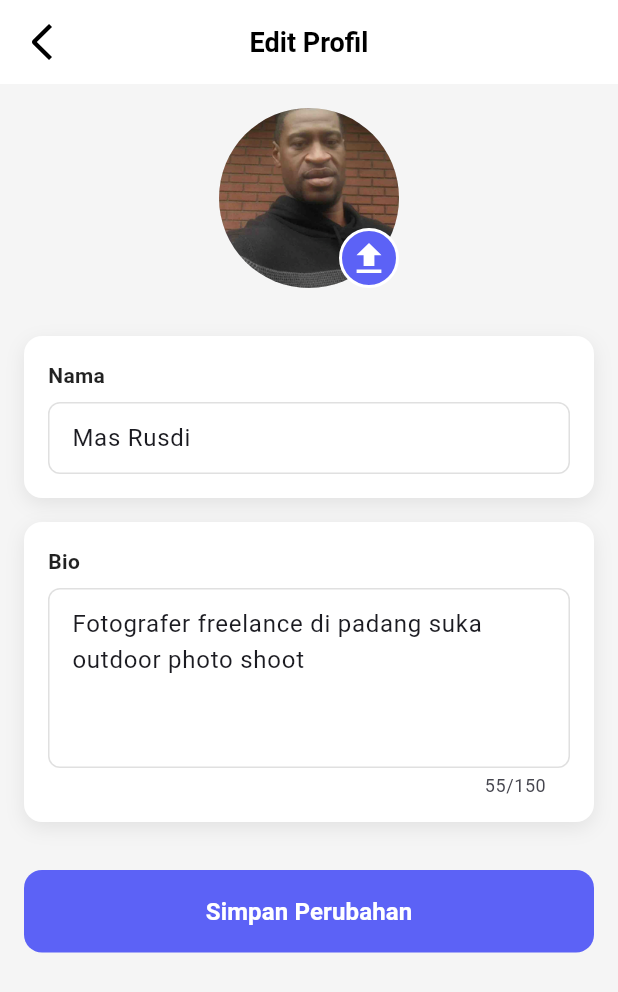
After one commit to NurulAldi/rentlens, a Flutter app: the PeminjamEditProfilePage screen opened directly, on a phone screen of 412 x 824 dp. The commit adds this screen. Shown: the top 992 px of the screen. Run offline on Flutter 3.47's test engine with Material 3 defaults, Android fonts, the phone set to English and light mode, and no system bars; our stand-ins replace dotted_border, flutter_svg, image_picker; project files that could hold a hidden picture were left out.

Commit message:
add edit profile on peminjam side

```diff
--- a/lib/main.dart
+++ b/lib/main.dart
@@ -11,6 +11,7 @@ import 'pemilik/dashboard_page.dart';
 import 'pemilik/pemilik_profile_page.dart';
 import 'providers/product_provider.dart';
 import 'providers/profile_provider.dart';
+import 'providers/peminjam_profile_provider.dart';
 
 void main() {
   runApp(const MyApp());
@@ -27,6 +28,7 @@ class MyApp extends StatelessWidget {
           create: (_) => ProductProvider()..initializeDummyData(),
         ),
         ChangeNotifierProvider(create: (_) => ProfileProvider()),
+        ChangeNotifierProvider(create: (_) => PeminjamProfileProvider()),
       ],
       child: MaterialApp(
         debugShowCheckedModeBanner: false,
--- /dev/null
+++ b/lib/peminjam/peminjam_edit_profile_page.dart
@@ -0,0 +1,325 @@
+import 'dart:io';
+import 'package:flutter/material.dart';
+import 'package:flutter_svg/flutter_svg.dart';
+import 'package:image_picker/image_picker.dart';
+import 'package:provider/provider.dart';
+import '../providers/peminjam_profile_provider.dart';
+
+class PeminjamEditProfilePage extends StatefulWidget {
+  const PeminjamEditProfilePage({super.key});
+
+  @override
+  State<PeminjamEditProfilePage> createState() =>
+      _PeminjamEditProfilePageState();
+}
+
+class _PeminjamEditProfilePageState extends State<PeminjamEditProfilePage> {
+  final TextEditingController _nameController = TextEditingController();
+  final TextEditingController _bioController = TextEditingController();
+  final ImagePicker _picker = ImagePicker();
+
+  String? _imageAsset = 'assets/images/profile_image.png';
+  File? _imageFile;
+
+  @override
+  void initState() {
+    super.initState();
+    // Set initial values from provider
+    final profileProvider = context.read<PeminjamProfileProvider>();
+    _nameController.text = profileProvider.name;
+    _bioController.text = profileProvider.bio;
+    _imageAsset = profileProvider.imageAsset;
+    if (profileProvider.imagePath != null) {
+      _imageFile = File(profileProvider.imagePath!);
+    }
+  }
+
+  @override
+  void dispose() {
+    _nameController.dispose();
+    _bioController.dispose();
+    super.dispose();
+  }
+
+  Future<void> _pickImage() async {
+    try {
+      final XFile? pickedFile = await _picker.pickImage(
+        source: ImageSource.gallery,
+        maxWidth: 512,
+        maxHeight: 512,
+        imageQuality: 85,
+      );
+
+      if (pickedFile != null) {
+        setState(() {
+          _imageFile = File(pickedFile.path);
+          _imageAsset = null;
+        });
+      }
+    } catch (e) {
+      if (mounted) {
+        ScaffoldMessenger.of(context).showSnackBar(
+          SnackBar(
+            content: Text('Gagal memilih gambar: $e'),
+            backgroundColor: Colors.red,
+          ),
+        );
+      }
+    }
+  }
+
+  void _saveProfile() {
+    // Validasi
+    if (_nameController.text.trim().isEmpty) {
+      ScaffoldMessenger.of(context).showSnackBar(
+        const SnackBar(
+          content: Text('Nama tidak boleh kosong'),
+          backgroundColor: Colors.red,
+        ),
+      );
+      return;
+    }
+
+    if (_bioController.text.trim().isEmpty) {
+      ScaffoldMessenger.of(context).showSnackBar(
+        const SnackBar(
+          content: Text('Bio tidak boleh kosong'),
+          backgroundColor: Colors.red,
+        ),
+      );
+      return;
+    }
+
+    // Save to provider
+    final profileProvider = context.read<PeminjamProfileProvider>();
+    profileProvider.updateProfile(
+      name: _nameController.text.trim(),
+      bio: _bioController.text.trim(),
+      imagePath: _imageFile?.path,
+      imageAsset: _imageAsset,
+    );
+
+    // Show success message
+    ScaffoldMessenger.of(context).showSnackBar(
+      const SnackBar(
+        content: Text('Profil berhasil diperbarui'),
+        backgroundColor: Colors.green,
+      ),
+    );
+
+    // Navigate back
+    Navigator.pop(context);
+  }
+
+  @override
+  Widget build(BuildContext context) {
+    return Scaffold(
+      backgroundColor: Colors.grey[100],
+      appBar: AppBar(
+        backgroundColor: Colors.white,
+        elevation: 0,
+        leading: IconButton(
+          onPressed: () => Navigator.pop(context),
+          icon: SvgPicture.asset(
+            'assets/images/back_button.svg',
+            width: 24,
+            height: 24,
+          ),
+        ),
+        title: const Text(
+          'Edit Profil',
+          style: TextStyle(
+            color: Colors.black,
+            fontWeight: FontWeight.w600,
+            fontSize: 18,
+          ),
+        ),
+        centerTitle: true,
+      ),
+      body: SingleChildScrollView(
+        padding: const EdgeInsets.all(16),
+        child: Column(
+          crossAxisAlignment: CrossAxisAlignment.stretch,
+          children: [
+            // Photo Section
+            Center(
+              child: Stack(
+                children: [
+                  CircleAvatar(
+                    radius: 60,
+                    backgroundColor: Colors.grey.shade300,
+                    backgroundImage: _imageFile != null
+                        ? FileImage(_imageFile!)
+                        : _imageAsset != null
+                        ? AssetImage(_imageAsset!) as ImageProvider
+                        : null,
+                    child: _imageFile == null && _imageAsset == null
+                        ? const Icon(Icons.person, size: 60, color: Colors.grey)
+                        : null,
+                  ),
+                  Positioned(
+                    bottom: 0,
+                    right: 0,
+                    child: GestureDetector(
+                      onTap: _pickImage,
+                      child: Container(
+                        padding: const EdgeInsets.all(8),
+                        decoration: BoxDecoration(
+                          color: const Color(0xFF5C62F6),
+                          shape: BoxShape.circle,
+                          border: Border.all(color: Colors.white, width: 2),
+                        ),
+                        child: SvgPicture.asset(
+                          'assets/images/upload.svg',
+                          width: 20,
+                          height: 20,
+                          colorFilter: const ColorFilter.mode(
+                            Colors.white,
+                            BlendMode.srcIn,
+                          ),
+                        ),
+                      ),
+                    ),
+                  ),
+                ],
+              ),
+            ),
+            const SizedBox(height: 32),
+
+            // Name Field
+            Container(
+              decoration: BoxDecoration(
+                color: Colors.white,
+                borderRadius: BorderRadius.circular(12),
+                boxShadow: const [
+                  BoxShadow(
+                    color: Color(0x14000000),
+                    blurRadius: 10,
+                    offset: Offset(0, 4),
+                  ),
+                ],
+              ),
+              padding: const EdgeInsets.all(16),
+              child: Column(
+                crossAxisAlignment: CrossAxisAlignment.start,
+                children: [
+                  const Text(
+                    'Nama',
+                    style: TextStyle(
+                      fontSize: 14,
+                      fontWeight: FontWeight.w600,
+                      color: Colors.black87,
+                    ),
+                  ),
+                  const SizedBox(height: 8),
+                  TextField(
+                    controller: _nameController,
+                    decoration: InputDecoration(
+                      hintText: 'Masukkan nama Anda',
+                      border: OutlineInputBorder(
+                        borderRadius: BorderRadius.circular(8),
+                        borderSide: BorderSide(color: Colors.grey.shade300),
+                      ),
+                      enabledBorder: OutlineInputBorder(
+                        borderRadius: BorderRadius.circular(8),
+                        borderSide: BorderSide(color: Colors.grey.shade300),
+                      ),
+                      focusedBorder: OutlineInputBorder(
+                        borderRadius: BorderRadius.circular(8),
+                        borderSide: const BorderSide(
+                          color: Color(0xFF5C62F6),
+                          width: 2,
+                        ),
+                      ),
+                      contentPadding: const EdgeInsets.symmetric(
+                        horizontal: 12,
+                        vertical: 12,
+                      ),
+                    ),
+                  ),
+                ],
+              ),
+            ),
+            const SizedBox(height: 16),
+
+            // Bio Field
+            Container(
+              decoration: BoxDecoration(
+                color: Colors.white,
+                borderRadius: BorderRadius.circular(12),
+                boxShadow: const [
+                  BoxShadow(
+                    color: Color(0x14000000),
+                    blurRadius: 10,
+                    offset: Offset(0, 4),
+                  ),
+                ],
+              ),
+              padding: const EdgeInsets.all(16),
+              child: Column(
+                crossAxisAlignment: CrossAxisAlignment.start,
+                children: [
+                  const Text(
+                    'Bio',
+                    style: TextStyle(
+                      fontSize: 14,
+                      fontWeight: FontWeight.w600,
+                      color: Colors.black87,
+                    ),
+                  ),
+                  const SizedBox(height: 8),
+                  TextField(
+                    controller: _bioController,
+                    maxLines: 4,
+                    maxLength: 150,
+                    decoration: InputDecoration(
+                      hintText: 'Ceritakan sedikit tentang Anda',
+                      border: OutlineInputBorder(
+                        borderRadius: BorderRadius.circular(8),
+                        borderSide: BorderSide(color: Colors.grey.shade300),
+                      ),
+                      enabledBorder: OutlineInputBorder(
+                        borderRadius: BorderRadius.circular(8),
+                        borderSide: BorderSide(color: Colors.grey.shade300),
+                      ),
+                      focusedBorder: OutlineInputBorder(
+                        borderRadius: BorderRadius.circular(8),
+                        borderSide: const BorderSide(
+                          color: Color(0xFF5C62F6),
+                          width: 2,
+                        ),
+                      ),
+                      contentPadding: const EdgeInsets.symmetric(
+                        horizontal: 12,
+                        vertical: 12,
+                      ),
+                    ),
+                  ),
+                ],
+              ),
+            ),
+            const SizedBox(height: 32),
+
+            // Save Button
+            ElevatedButton(
+              onPressed: _saveProfile,
+              style: ElevatedButton.styleFrom(
+                backgroundColor: const Color(0xFF5C62F6),
+                foregroundColor: Colors.white,
+                padding: const EdgeInsets.symmetric(vertical: 16),
+                shape: RoundedRectangleBorder(
+                  borderRadius: BorderRadius.circular(12),
+                ),
+                elevation: 0,
+              ),
+              child: const Text(
+                'Simpan Perubahan',
+                style: TextStyle(fontSize: 16, fontWeight: FontWeight.w600),
+              ),
+            ),
+          ],
+        ),
+      ),
+    );
+  }
+}
--- /dev/null
+++ b/lib/providers/peminjam_profile_provider.dart
@@ -0,0 +1,44 @@
+import 'package:flutter/foundation.dart';
+
+class PeminjamProfileProvider extends ChangeNotifier {
+  String _name = 'Mas Rusdi';
+  String _bio = 'Fotografer freelance di padang suka outdoor photo shoot';
+  String? _imageAsset = 'assets/images/profile_image.png';
+  String? _imagePath;
+
+  // Getters
+  String get name => _name;
+  String get bio => _bio;
+  String? get imageAsset => _imageAsset;
+  String? get imagePath => _imagePath;
+
+  // Update profile
+  void updateProfile({
+    required String name,
+    required String bio,
+    String? imagePath,
+    String? imageAsset,
+  }) {
+    _name = name;
+    _bio = bio;
+
+    if (imagePath != null) {
+      _imagePath = imagePath;
+      _imageAsset = null;
+    } else if (imageAsset != null) {
+      _imageAsset = imageAsset;
+      _imagePath = null;
+    }
+
+    notifyListeners();
+  }
+
+  // Reset to default
+  void reset() {
+    _name = 'Mas Rusdi';
+    _bio = 'Fotografer freelance di padang suka outdoor photo shoot';
+    _imageAsset = 'assets/images/profile_image.png';
+    _imagePath = null;
+    notifyListeners();
+  }
+}
```
Also changed, not shown: lib/peminjam/profile_page.dart (+81 -15 lines).
